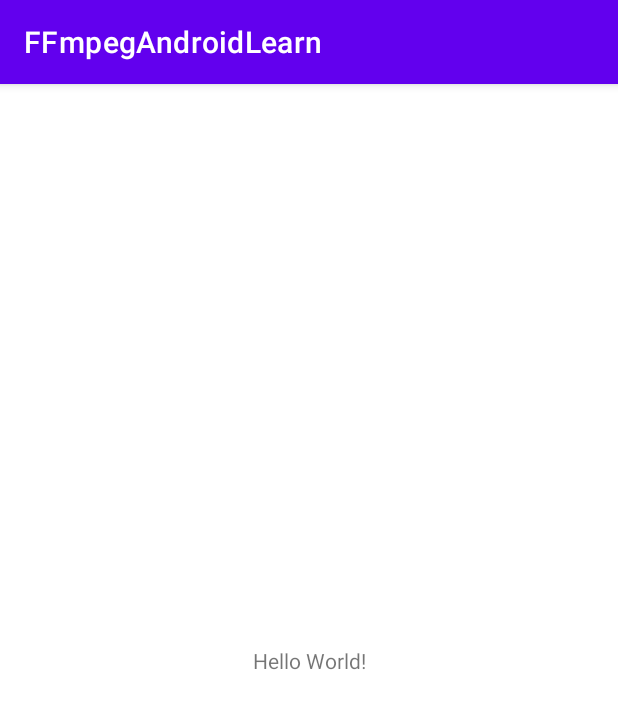
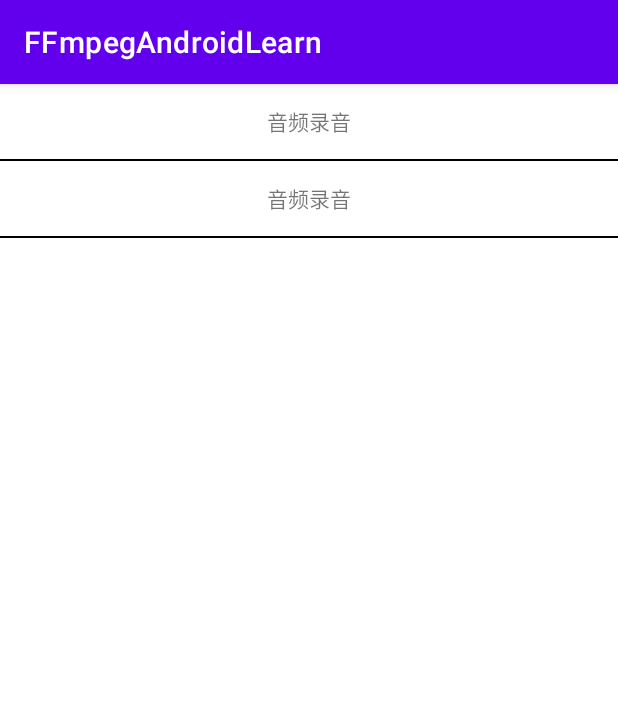
Before and after one commit to zhupeipei/FFmpeg_learn, an Android app: the screen it shows after launch (MainActivity), on a phone screen of 412 x 824 dp. Shown: the top 709 px of the screen. Run offline under Robolectric (Android 15) with nearby library versions, the phone set to English and light mode, and no system bars.

Commit message:
[feat] 添加录音功能页面

```diff
--- a/FFmpegAndroidLearn/app/src/main/java/com/aire/ffmpegLearn/MainActivity.java
+++ b/FFmpegAndroidLearn/app/src/main/java/com/aire/ffmpegLearn/MainActivity.java
@@ -1,18 +1,14 @@
 package com.aire.ffmpegLearn;
+
+import android.content.Intent;
+import android.os.Bundle;
 
 import androidx.appcompat.app.AppCompatActivity;
 
-import android.os.Bundle;
-import android.widget.TextView;
-
+import com.aire.ffmpegLearn.child.SimpleRecordActivity;
 import com.aire.ffmpegLearn.databinding.ActivityMainBinding;
 
 public class MainActivity extends AppCompatActivity {
-
-    // Used to load the 'ffmpegLearn' library on application startup.
-    static {
-        System.loadLibrary("ffmpegLearn");
-    }
 
     private ActivityMainBinding binding;
 
@@ -23,14 +19,8 @@ public class MainActivity extends AppCompatActivity {
         binding = ActivityMainBinding.inflate(getLayoutInflater());
         setContentView(binding.getRoot());
 
-        // Example of a call to a native method
-        TextView tv = binding.sampleText;
-        tv.setText(stringFromJNI());
+        binding.recordTv.setOnClickListener(v -> {
+            startActivity(new Intent(MainActivity.this, SimpleRecordActivity.class));
+        });
     }
-
-    /**
-     * A native method that is implemented by the 'ffmpegLearn' native library,
-     * which is packaged with this application.
-     */
-    public native String stringFromJNI();
 }
--- a/FFmpegAndroidLearn/app/src/main/res/layout/activity_main.xml
+++ b/FFmpegAndroidLearn/app/src/main/res/layout/activity_main.xml
@@ -1,19 +1,39 @@
 <?xml version="1.0" encoding="utf-8"?>
-<androidx.constraintlayout.widget.ConstraintLayout xmlns:android="http://schemas.android.com/apk/res/android"
+<ScrollView xmlns:android="http://schemas.android.com/apk/res/android"
     xmlns:app="http://schemas.android.com/apk/res-auto"
     xmlns:tools="http://schemas.android.com/tools"
     android:layout_width="match_parent"
     android:layout_height="match_parent"
     tools:context=".MainActivity">
 
-    <TextView
-        android:id="@+id/sample_text"
-        android:layout_width="wrap_content"
+    <LinearLayout
+        android:layout_width="match_parent"
         android:layout_height="wrap_content"
-        android:text="Hello World!"
-        app:layout_constraintBottom_toBottomOf="parent"
-        app:layout_constraintEnd_toEndOf="parent"
-        app:layout_constraintStart_toStartOf="parent"
-        app:layout_constraintTop_toTopOf="parent" />
+        android:orientation="vertical">
 
-</androidx.constraintlayout.widget.ConstraintLayout>
+        <TextView
+            android:id="@+id/recordTv"
+            android:layout_width="match_parent"
+            android:layout_height="50dp"
+            android:gravity="center"
+            android:text="音频录音" />
+
+        <View
+            android:layout_width="match_parent"
+            android:layout_height="1dp"
+            android:background="@color/black" />
+
+        <TextView
+            android:layout_width="match_parent"
+            android:layout_height="50dp"
+            android:gravity="center"
+            android:text="音频录音" />
+
+        <View
+            android:layout_width="match_parent"
+            android:layout_height="1dp"
+            android:background="@color/black" />
+
+    </LinearLayout>
+
+</ScrollView>
```
Also changed, not shown: FFmpegAndroidLearn/app/build.gradle (+8 -0 lines), FFmpegAndroidLearn/app/src/main/AndroidManifest.xml (+8 -1 lines), FFmpegAndroidLearn/app/src/main/java/com/aire/ffmpegLearn/NdkHelper.java (added, +18 -0 lines), FFmpegAndroidLearn/app/src/main/java/com/aire/ffmpegLearn/child/SimpleRecordActivity.java (added, +192 -0 lines), FFmpegAndroidLearn/app/src/main/res/layout/activity_simple_record.xml (added, +41 -0 lines), 1 other file.
